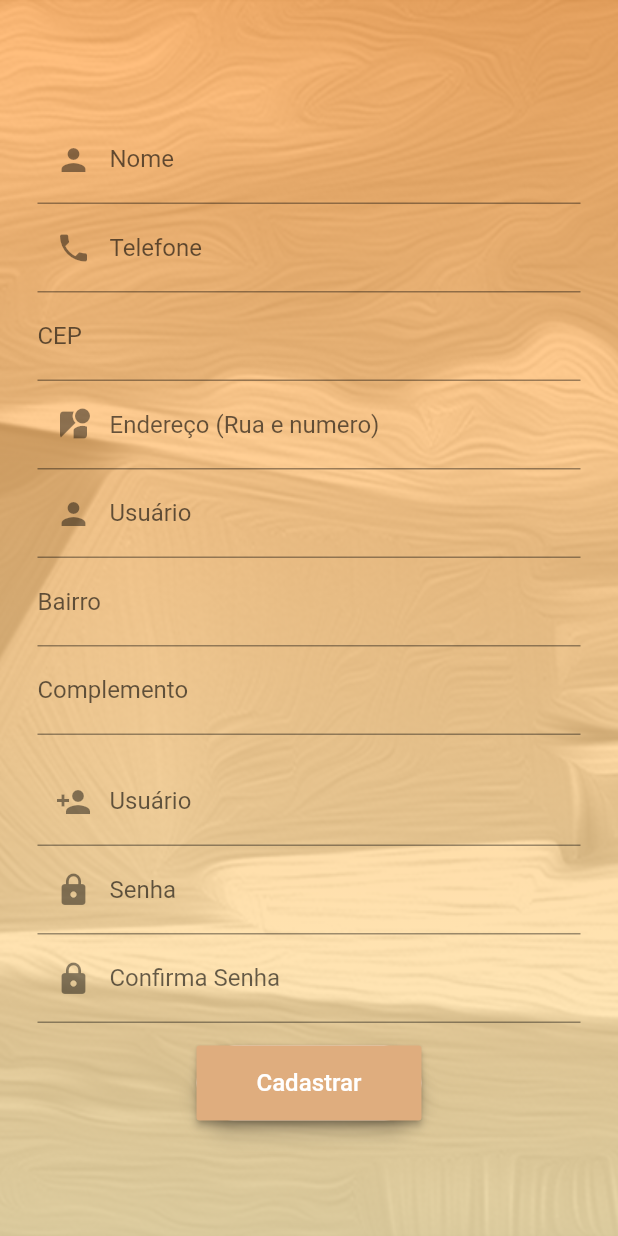
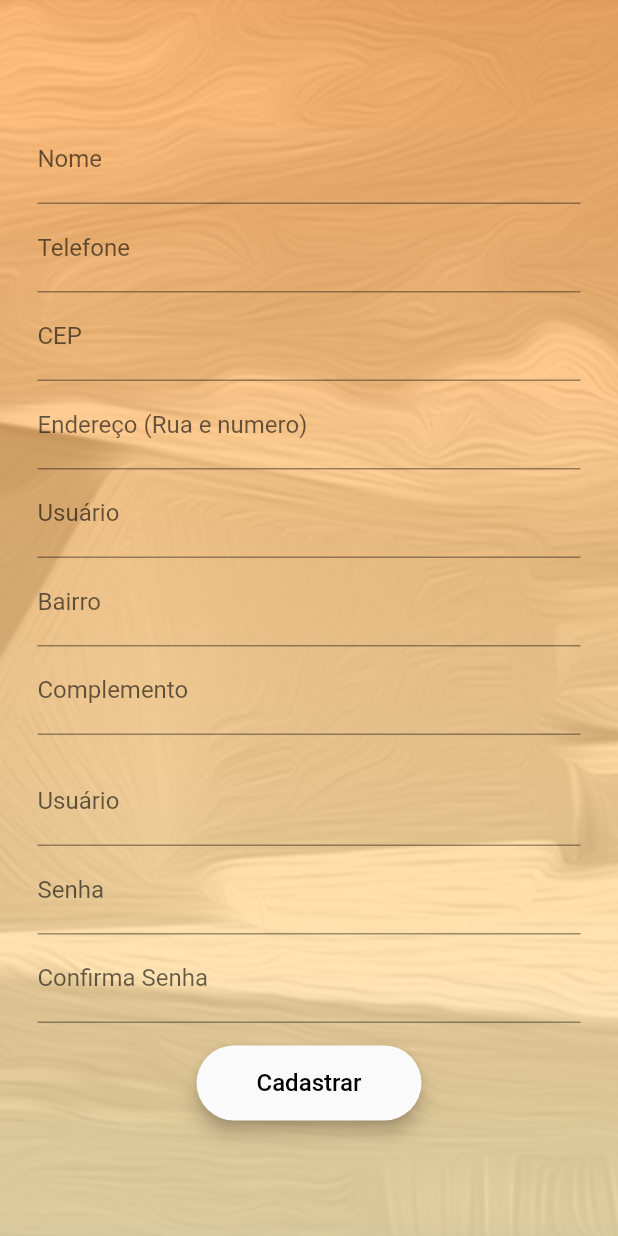
Before and after one commit to JoseHumbertoJr/app-museu, a Flutter app: the screen it shows after launch, after a tap on "CADASTRO", on a phone screen of 412 x 824 dp. Run offline on Flutter 3.47's test engine with Material 2 defaults, Android fonts, the phone set to English and light mode, and no system bars.

Commit message:
Ajuste de rotas, mudança da pagina

```diff
--- a/app_museu/lib/pages/create_account.dart
+++ b/app_museu/lib/pages/create_account.dart
@@ -45,14 +45,14 @@ class CreeatAccount extends StatelessWidget {
                   children: <Widget>[
                          TextField(
                               decoration: InputDecoration(
-                              prefixIcon: Icon(Icons.person),
+                              //prefixIcon: Icon(Icons.person),
                               labelText: "Nome",
 
                             ),
                           ),
                           TextField(
                             decoration: InputDecoration(
-                              prefixIcon: Icon(Icons.phone),
+                              //prefixIcon: Icon(Icons.phone),
                               labelText: "Telefone",
                             ),
                           ),
@@ -64,13 +64,13 @@ class CreeatAccount extends StatelessWidget {
                           ),
                           TextField(
                             decoration: InputDecoration(
-                              prefixIcon: Icon(Icons.streetview),
+                              //prefixIcon: Icon(Icons.streetview),
                               labelText: "Endereço (Rua e numero)",
                             ),
                           ),
                           TextField(
                             decoration: InputDecoration(
-                              prefixIcon: Icon(Icons.person),
+                              //prefixIcon: Icon(Icons.person),
                               labelText: "Usuário",
                             ),
                           ),
@@ -91,19 +91,19 @@ class CreeatAccount extends StatelessWidget {
                           ),
                           TextField(
                             decoration: InputDecoration(
-                              prefixIcon: Icon(Icons.person_add),
+                              //prefixIcon: Icon(Icons.person_add),
                               labelText: "Usuário",
                             ),
                           ),
                             TextField(
                             decoration: InputDecoration(
-                              prefixIcon: Icon(Icons.lock),
+                              //prefixIcon: Icon(Icons.lock),
                               labelText: "Senha",
                             ),
                           ),
                             TextField(
                             decoration: InputDecoration(
-                              prefixIcon: Icon(Icons.lock),
+                              //prefixIcon: Icon(Icons.lock),
                               labelText: "Confirma Senha",
                             ),
                           ),
@@ -121,12 +121,11 @@ class CreeatAccount extends StatelessWidget {
                               minWidth: 150.0,
                               height: 50.0,
 
-                              color: Color.fromRGBO(223, 173, 126, 1),
                               child: Text(
                                 "Cadastrar",
                                 style: TextStyle(
                                   fontSize: 16.0,
-                                  color: Colors.white,
+                                  color: Colors.black,
                                 ),
                               ),
                             ),
--- a/app_museu/lib/pages/home.dart
+++ b/app_museu/lib/pages/home.dart
@@ -15,7 +15,6 @@ class LoginPageState extends State<HomePage> {
   Widget build(BuildContext context) {
     SystemChrome.setEnabledSystemUIOverlays(SystemUiOverlay.values);
     return MaterialApp(
-        title: 'Welcome to Flutter',
         debugShowCheckedModeBanner: false,
         home: Container(
             decoration: BoxDecoration(
@@ -28,7 +27,7 @@ class LoginPageState extends State<HomePage> {
                       Color.fromRGBO(255, 233, 174, 1)
                     ]),
                 image: DecorationImage(
-                    image: AssetImage('assets/img/tela4.png'),
+                    image: AssetImage('assets/img/tela3.png'),
                     colorFilter: new ColorFilter.mode(
                         Colors.black.withOpacity(0.23), BlendMode.dstATop),
                     fit: BoxFit.cover)),
@@ -44,14 +43,9 @@ class LoginPageState extends State<HomePage> {
                       child: Image.asset("assets/img/museu.png"),
                     ),
                     SizedBox(
-                      height: 20,
+                      height:90,
                     ),
-                    SizedBox(
-                      height: 10,
-                    ),
-                    SizedBox(
-                      height: 40,
-                    ),
+
                     Container(
                       height: 60,
                       alignment: Alignment.centerLeft,
@@ -91,14 +85,14 @@ class LoginPageState extends State<HomePage> {
                           },
                           shape: RoundedRectangleBorder(
                               borderRadius: BorderRadius.circular(20),
-                              side: BorderSide(color: Colors.black)),
+                              ),
                               color:Color.fromRGBO(255, 255, 255, 1),
 
                         ),
                       ),
                     ),
                     SizedBox(
-                      height: 10,
+                      height: 20,
                     ),
                     Container(
                       height: 60,
@@ -114,8 +108,10 @@ class LoginPageState extends State<HomePage> {
                           ],
                         ),
                       ),
+
                       child: SizedBox.expand(
                         child: FlatButton(
+
                           child: Row(
                             mainAxisAlignment: MainAxisAlignment.center,
                             children: <Widget>[
@@ -136,14 +132,79 @@ class LoginPageState extends State<HomePage> {
                               MaterialPageRoute(builder: (context) => CreeatAccount()),
                             );
                           },
+
                           shape: RoundedRectangleBorder(
+
                               borderRadius: BorderRadius.circular(20),
-                              side: BorderSide(color: Colors.black)),
+                              side: BorderSide(color: Colors.black87)),
                         ),
                       ),
                     ),
                     SizedBox(
                       height: 10,
+                    ),
+                    //Feito por: Emerson, se for remover, remova APENAS essa parte
+                    Stack(
+                      children: <Widget>[
+                          Align(
+                          alignment: FractionalOffset(0.25, 0.99),
+                          child:  new FloatingActionButton(
+                              heroTag: "btn6",
+                              elevation: 20,
+                              onPressed: () {
+                                    Navigator.push(context, MaterialPageRoute(builder: (context) => HomePage()),
+                                );
+                              },
+                              backgroundColor: Color.fromRGBO(255,255,255 , 1),
+
+                              child: Container(
+                                alignment:  Alignment.bottomCenter,
+                                padding: const EdgeInsets.all(10.0),
+                                decoration: BoxDecoration(
+                                    image: DecorationImage(
+                                    image: AssetImage('assets/img/f_logo.png'),
+                                    alignment: Alignment.topCenter,
+                                    fit: BoxFit.fitHeight
+                                    )
+                                ),
+                              ),
+
+                        ),
+                        ),
+
+                       Align(
+                          alignment: FractionalOffset(0.80, 0.99),
+                          child:
+                            Container(
+                             child: new FloatingActionButton(
+                              heroTag: "btn5",
+                              elevation: 20,
+                              onPressed: () {
+                                    Navigator.push(context, MaterialPageRoute(builder: (context) => HomePage()),
+                                );
+                              },
+                              backgroundColor: Color.fromRGBO(255,255,255 , 1),
+                              child: Container(
+                                height:40,
+                                alignment:  Alignment.bottomCenter,
+
+                                decoration: BoxDecoration(
+
+                                    image: DecorationImage(
+                                    image: AssetImage('assets/img/g_logo.png'),
+                                    alignment: Alignment.topCenter,
+                                    fit: BoxFit.fitHeight
+                                    )
+                                ),
+                              ),
+                        ),
+
+                            ),
+
+                        ),
+
+                      ],
+
                     ),
                   ],
                 ),
--- a/app_museu/lib/pages/splash.dart
+++ b/app_museu/lib/pages/splash.dart
@@ -14,7 +14,7 @@ class Splashtate  extends State<SplashPage> {
   }
   ///////////////////////////////
   startSplashScreenTimer() async {
-    var _duration = new Duration(seconds: 2);
+    var _duration = new Duration(seconds: 4);
     return new Timer(_duration, navigationToNextPage);
   }
   ///////////////////////////////
@@ -57,17 +57,17 @@ class Splashtate  extends State<SplashPage> {
                                 child: Stack(
                                   children: <Widget>[
                                     Container(
-                                        height: 200.0,
+                                        height: 230.0,
                                           alignment:  Alignment.topLeft,
                                           child: Text("Seja bem vindo!",
-                                                  style: TextStyle(fontSize: 50, fontWeight: FontWeight.bold, fontFamily: 'constan'),
+                                                  style: TextStyle(fontSize: 60, fontWeight: FontWeight.bold, fontFamily: 'constan'),
                                                   ),
                                           padding: const EdgeInsets.all(10.0),
 
 
                                       ),
                                        Container(
-                                        height: 210.0,
+                                        height: 240.0,
                                           alignment:  Alignment.bottomLeft,
                                           child: Text("__",
                                                   style: TextStyle(fontSize: 30),
@@ -75,7 +75,7 @@ class Splashtate  extends State<SplashPage> {
                                           padding: const EdgeInsets.all(10.0)
                                       ),
                                       Container(
-                                        height: 230.0,
+                                        height: 260.0,
                                           alignment:  Alignment.bottomLeft,
                                           child: Text("MUSEU DE ARTE",
                                                   style: TextStyle(fontSize: 13, fontFamily: 'constan'),
@@ -83,7 +83,7 @@ class Splashtate  extends State<SplashPage> {
                                           padding: const EdgeInsets.all(10.0)
                                       ),
                                       Container(
-                                        height: 250.0,
+                                        height: 280.0,
                                           alignment:  Alignment.bottomLeft,
                                           child: Text("ASSIS CHATEAUBRIAND",
                                                   style: TextStyle(fontSize: 13, fontFamily: 'constan'),
--- a/app_museu/lib/pages/splash_end.dart
+++ b/app_museu/lib/pages/splash_end.dart
@@ -20,7 +20,7 @@ class Splash_end extends StatelessWidget {
 
             ),
             image: DecorationImage(
-                image: AssetImage('assets/img/tela4.png'),
+                image: AssetImage('assets/img/tela1.png'),
                 colorFilter: new ColorFilter.mode(Colors.black.withOpacity(0.23), BlendMode.dstATop),
                 fit: BoxFit.cover)
 
--- a/app_museu/pubspec.yaml
+++ b/app_museu/pubspec.yaml
@@ -40,7 +40,8 @@ flutter:
   # the material Icons class.
   uses-material-design: true
   assets:
-     - assets/img/fb_logo.png
+     - assets/img/f_logo.png
+     - assets/img/g_logo.png
      - assets/img/museu.png
      - assets/img/tela1.png
      - assets/img/tela2.png
```
Also changed, not shown: app_museu/lib/pages/content.dart (+57 -17 lines), app_museu/lib/pages/search.dart (+17 -2 lines), app_museu/assets/img/f_logo.png (added), app_museu/assets/img/fb_logo.png (deleted), app_museu/assets/img/g_logo.png (added), 1 other file.
